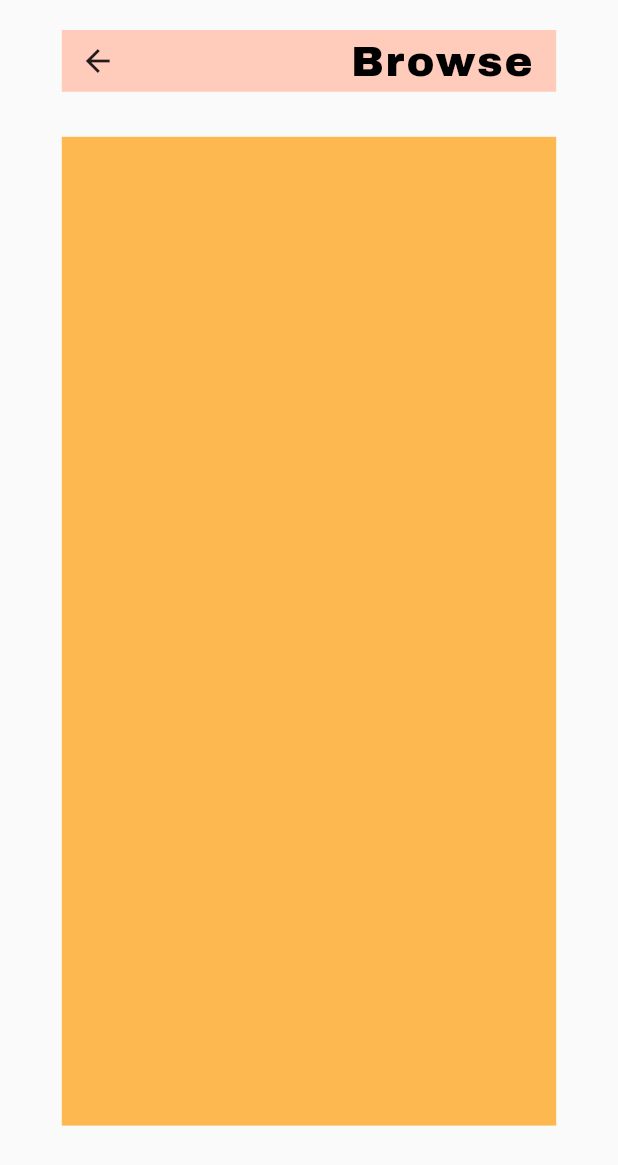
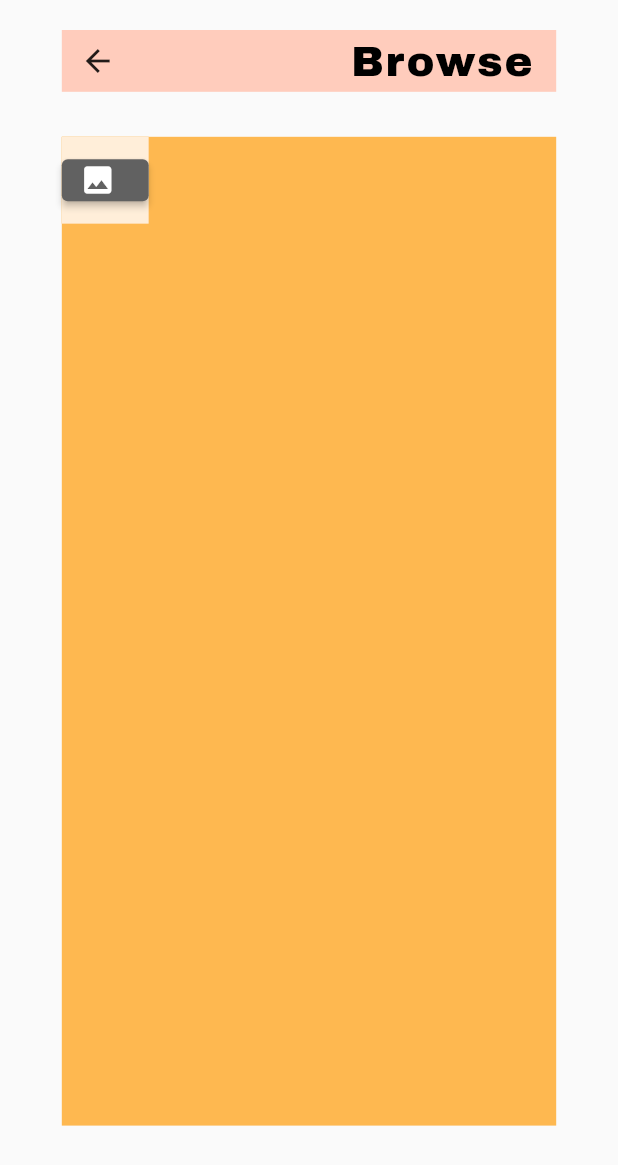
Before and after one commit to RaselHossen0/File_Manage, a Flutter app: the screen it shows after launch, after a tap on "Enter", on a phone screen of 412 x 824 dp. Shown: the top 1165 px of the screen. Run offline on Flutter 3.47's test engine with Material 2 defaults, Android fonts, the phone set to English and light mode, and no system bars; our stand-ins replace file_picker, package_info; statements that could not run were skipped.

Commit message:
All feature added

```diff
--- a/lib/audio.dart
+++ b/lib/audio.dart
@@ -94,10 +94,10 @@ class _AudiosState extends State<Audios> {
                 SizedBox(width: wid*0.1,),
                 ElevatedButton.icon(
                     onPressed: () async {
-
-                      String f3=getAbsoluteFilePath('audio.txt');
+                      Directory directory = await getApplicationDocumentsDirectory();
+                      String f3='${directory.path}/audio.txt';
                       File file2 = File(f3);
-                      String f4=getAbsoluteFilePath('audioName.txt');
+                      String f4='${directory.path}/audioName.txt';
                       File file3 = File(f4);
 
                       setState(() {
--- a/lib/letter.dart
+++ b/lib/letter.dart
@@ -94,9 +94,10 @@ class _LettersState extends State<Letters> {
                 SizedBox(width: wid*0.1,),
                 ElevatedButton.icon(
                     onPressed: () async {
-                      String f7=getAbsoluteFilePath('letter.txt');
+                      Directory directory = await getApplicationDocumentsDirectory();
+                      String f7='${directory.path}/letter.txt';
                       File let = File(f7);
-                      String f8=getAbsoluteFilePath('letterName.txt');
+                      String f8='${directory.path}/letterName.txt';
                       File letfile = File(f8);
 
                       setState(() {
--- a/lib/main.dart
+++ b/lib/main.dart
@@ -16,7 +16,30 @@ import 'audio.dart';
 
 
 List<Container> containers=[];
+Future<void> readFileAndPopulateContainers(String filePath, String nameFilePath, List<String> paths, List<String> names, List<Container> containers, List<Container> specificContainers) async {
+  File file = File(filePath);
+  if (!(await File(filePath).exists())) {
+    await file.create();
+  }
+  String fileContent = await file.readAsString();
+  paths.addAll(fileContent.split('\n'));
 
+  File nameFile = File(nameFilePath);
+  if (!(await nameFile.exists())) {
+    await nameFile.create();
+  }
+  String nameFileContent = await nameFile.readAsString();
+  names.addAll(nameFileContent.split('\n'));
+
+  if (names.isNotEmpty) {
+    for (int i = 0; i < names.length; i++) {
+      String name = names[i];
+      String path = paths[i];
+      containers.add(Divs(name, path));
+      specificContainers.add(Divs(name, path));
+    }
+  }
+}
 List<Container> AudioContainers=[];
 List<String> audioNames=[];
 List<String> audioPaths=[];
@@ -54,111 +77,168 @@ String getAbsoluteFilePath(String filename) {
   final absoluteFilePath = PATH.join(filesDirectory, filename);
   return absoluteFilePath;
 }
+
  main() async {
-  runApp(const MyApp());
-  //photo read
-  String f1=getAbsoluteFilePath('photo.txt');
-  File file = File(f1);
-  String fileContent = await file.readAsString();
-  photoPaths = fileContent.split('\n');
-  String f2=getAbsoluteFilePath('photoName.txt');
-  File file1 = File(f2);
-  String fileContent1 = await file1.readAsString();
-   photoNames = fileContent1.split('\n');
-   for(int i=0;i<photoNames.length;i++){
+   runApp(const MyApp());
+   Directory directory = await getApplicationDocumentsDirectory();
 
-     String name=photoNames[i];
-     String path=photoPaths[i];
-     containers.add(Divs(name, path));
-     PhotoContainers.add(Divs(name, path));
-   }
-  //audio read
+   await readFileAndPopulateContainers(
+       '${directory.path}/photo.txt', '${directory.path}/photoName.txt',
+       photoPaths, photoNames, containers, PhotoContainers);
+   await readFileAndPopulateContainers(
+       '${directory.path}/audio.txt', '${directory.path}/audioName.txt',
+       audioPaths, audioNames, containers, AudioContainers);
+   await readFileAndPopulateContainers(
+       '${directory.path}/video.txt', '${directory.path}/videoName.txt',
+       videoPaths, videoNames, containers, VideoContainers);
+   await readFileAndPopulateContainers(
+       '${directory.path}/letter.txt', '${directory.path}/letterName.txt',
+       letterPaths, letterNames, containers, LetterContainers);
+   await readFileAndPopulateContainers(
+       '${directory.path}/print.txt', '${directory.path}/printName.txt',
+       printPaths, printNames, containers, PrintContainers);
+   await readFileAndPopulateContainers(
+       '${directory.path}/text.txt', '${directory.path}/textName.txt',
+       textPaths, textNames, containers, TextContainers);
 
-  String f3=getAbsoluteFilePath('audio.txt');
-  File file2 = File(f3);
-  String file2Content = await file2.readAsString();
-  audioPaths = file2Content.split('\n');
-  String f4=getAbsoluteFilePath('audioName.txt');
-  File file3 = File(f4);
-  String file3Content1 = await file3.readAsString();
-  audioNames = file3Content1.split('\n');
-  for(int i=0;i<audioNames.length;i++){
-    String name=audioNames[i];
-    String path=audioPaths[i];
-    containers.add(Divs(name, path));
-    AudioContainers.add(Divs(name, path));
-  }
-
-
-
-  //video read
-  String f5=getAbsoluteFilePath('video.txt');
-  File vid = File(f5);
-
-  String vidS = await vid.readAsString();
-  videoPaths = vidS.split('\n');
-  String f6=getAbsoluteFilePath('videoName.txt');
-  File file4 = File(f6);
-  String file2Content1 = await file4.readAsString();
-  videoNames = file2Content1.split('\n');
-  for(int i=0;i<videoNames.length;i++){
-    String name=videoNames[i];
-    String path=videoPaths[i];
-    containers.add(Divs(name, path));
-    VideoContainers.add(Divs(name, path));
-  }
-
-  //letter read
-  String f7=getAbsoluteFilePath('letter.txt');
-  File let = File(f7);
-  String letS = await vid.readAsString();
-  letterPaths = vidS.split('\n');
-  String f8=getAbsoluteFilePath('letterName.txt');
-  File letfile = File(f8);
-  String letfile2Content1 = await letfile.readAsString();
-  letterNames = letfile2Content1.split('\n');
-  for(int i=0;i<letterNames.length;i++){
-    String name=letterNames[i];
-    String path=letterPaths[i];
-    containers.add(Divs(name, path));
-    LetterContainers.add(Divs(name, path));
-  }
-
-  //print read
-  String f9=getAbsoluteFilePath('print.txt');
-  File print = File(f9);
-  String printS = await print.readAsString();
-  printPaths = printS.split('\n');
-  String f10=getAbsoluteFilePath('printName.txt');
-  File printfile4 = File(f10);
-  String printfile2Content1 = await printfile4.readAsString();
-  printNames = printfile2Content1.split('\n');
-  for(int i=0;i<printNames.length;i++){
-    String name=printNames[i];
-    String path=printPaths[i];
-    containers.add(Divs(name, path));
-    PrintContainers.add(Divs(name, path));
-  }
-
-  //text read
-  String f11=getAbsoluteFilePath('text.txt');
-  File text = File(f11);
-  String textS = await text.readAsString();
-  textPaths = textS.split('\n');
-  String f12=getAbsoluteFilePath('textName.txt');
-  File textfile4 = File(f12);
-  String textfile2Content1 = await textfile4.readAsString();
-  textNames = textfile2Content1.split('\n');
-  for(int i=0;i<textNames.length;i++){
-    String name=textNames[i];
-    String path=textPaths[i];
-    containers.add(Divs(name, path));
-    TextContainers.add(Divs(name, path));
-  }
-
-
+   //  //photo read
+   //  String f1='${directory.path}/photo.txt';
+   //  File file = File(f1);
+   //  if(!(await File(f1).exists())){
+   //    file.create();
+   //  }
+   //  String fileContent = await file.readAsString();
+   //  photoPaths = fileContent.split('\n');
+   //  String f2='${directory.path}/photoName.txt';
+   //  File file1 = File(f2);
+   //  if(!(await file1.exists())){
+   //    file1.create();
+   //  }
+   //  String fileContent1 = await file1.readAsString();
+   //   photoNames = fileContent1.split('\n');
+   //   for(int i=0;i<photoNames.length;i++){
+   //
+   //     String name=photoNames[i];
+   //     String path=photoPaths[i];
+   //     containers.add(Divs(name, path));
+   //     PhotoContainers.add(Divs(name, path));
+   //   }
+   //  //audio read
+   //
+   //  String f3='${directory.path}/audio.txt';
+   //  File file2 = File(f3);
+   //  if(!(await file2.exists())){
+   //    file2.create();
+   //  }
+   //  String file2Content = await file2.readAsString();
+   //  audioPaths = file2Content.split('\n');
+   //  String f4='${directory.path}/audioName.txt';
+   //  File file3 = File(f4);
+   //  if(!(await file3.exists())){
+   //    file3.create();
+   //  }
+   //  String file3Content1 = await file3.readAsString();
+   //  audioNames = file3Content1.split('\n');
+   //  for(int i=0;i<audioNames.length;i++){
+   //    String name=audioNames[i];
+   //    String path=audioPaths[i];
+   //    containers.add(Divs(name, path));
+   //    AudioContainers.add(Divs(name, path));
+   //  }
+   //
+   //
+   //
+   //  //video read
+   //  String f5='${directory.path}/video.txt';
+   //  File vid = File(f5);
+   //  if(!(await vid.exists())){
+   //    vid.create();
+   //  }
+   //  String vidS = await vid.readAsString();
+   //  videoPaths = vidS.split('\n');
+   //  String f6='${directory.path}/videoName.txt';
+   //  File file4 = File(f6);
+   //  if(!(await file4.exists())){
+   //    file4.create();
+   //  }
+   //  String file2Content1 = await file4.readAsString();
+   //  videoNames = file2Content1.split('\n');
+   //  for(int i=0;i<videoNames.length;i++){
+   //    String name=videoNames[i];
+   //    String path=videoPaths[i];
+   //    containers.add(Divs(name, path));
+   //    VideoContainers.add(Divs(name, path));
+   //  }
+   //
+   //  //letter read
+   //  String f7='${directory.path}/letter.txt';
+   //  File let = File(f7);
+   //  if(!(await let.exists())){
+   //    let.create();
+   //  }
+   //  String letS = await vid.readAsString();
+   //  letterPaths = vidS.split('\n');
+   //  String f8='${directory.path}/letterName.txt';
+   //  File letfile = File(f8);
+   //  if(!(await letfile.exists())){
+   //    letfile.create();
+   //  }
+   //  String letfile2Content1 = await letfile.readAsString();
+   //  letterNames = letfile2Content1.split('\n');
+   //  for(int i=0;i<letterNames.length;i++){
+   //    String name=letterNames[i];
+   //    String path=letterPaths[i];
+   //    containers.add(Divs(name, path));
+   //    LetterContainers.add(Divs(name, path));
+   //  }
+   //
+   //  //print read
+   //  String f9='${directory.path}/print.txt';
+   //  File print = File(f9);
+   //  if(!(await print.exists())){
+   //    print.create();
+   //  }
+   //  String printS = await print.readAsString();
+   //  printPaths = printS.split('\n');
+   //  String f10='${directory.path}/printName.txt';
+   //  File printfile4 = File(f10);
+   //  if(!(await printfile4.exists())){
+   //    printfile4.create();
+   //  }
+   //  String printfile2Content1 = await printfile4.readAsString();
+   //  printNames = printfile2Content1.split('\n');
+   //  for(int i=0;i<printNames.length;i++){
+   //    String name=printNames[i];
+   //    String path=printPaths[i];
+   //    containers.add(Divs(name, path));
+   //    PrintContainers.add(Divs(name, path));
+   //  }
+   //
+   //  //text read
+   //  String f11='${directory.path}/text.txt';
+   //  File text = File(f11);
+   //  if(!(await text.exists())){
+   //    text.create();
+   //  }
+   //  String textS = await text.readAsString();
+   //  textPaths = textS.split('\n');
+   //  String f12='${directory.path}/textName.txt';
+   //  File textfile4 = File(f12);
+   //  if(!(await textfile4.exists())){
+   //    textfile4.create();
+   //  }
+   //  String textfile2Content1 = await textfile4.readAsString();
+   //  textNames = textfile2Content1.split('\n');
+   //  for(int i=0;i<textNames.length;i++){
+   //    String name=textNames[i];
+   //    String path=textPaths[i];
+   //    containers.add(Divs(name, path));
+   //    TextContainers.add(Divs(name, path));
+   //  }
+   //
+   //
+   // }
  }
-
 Container Divs(String fileName,String filePath){
    return Container(
        height: 30,
--- a/lib/photo.dart
+++ b/lib/photo.dart
@@ -94,9 +94,10 @@ class _PhotosState extends State<Photos> {
                 SizedBox(width: wid*0.1,),
                 ElevatedButton.icon(
                     onPressed: () async {
-                      String f1=getAbsoluteFilePath('photo.txt');
+                      Directory directory = await getApplicationDocumentsDirectory();
+                      String f1='${directory.path}/photo.txt';
                       File file = File(f1);
-                      String f2=getAbsoluteFilePath('photoName.txt');
+                      String f2='${directory.path}/photoName.txt';
                       File file1 = File(f2);
 
                       setState(() {
--- a/lib/print.dart
+++ b/lib/print.dart
@@ -94,9 +94,10 @@ class _PrintsState extends State<Prints> {
                 SizedBox(width: wid*0.1,),
                 ElevatedButton.icon(
                     onPressed: () async {
-                      String f9=getAbsoluteFilePath('print.txt');
+                      Directory directory = await getApplicationDocumentsDirectory();
+                      String f9='${directory.path}/print.txt';
                       File print = File(f9);
-                      String f10=getAbsoluteFilePath('printName.txt');
+                      String f10='${directory.path}/printName.txt';
                       File printfile4 = File(f10);
 
                       setState(() {
--- a/lib/text.dart
+++ b/lib/text.dart
@@ -94,9 +94,10 @@ class _TextsState extends State<Texts> {
                 SizedBox(width: wid*0.1,),
                 ElevatedButton.icon(
                     onPressed: () async {
-                      String f11=getAbsoluteFilePath('text.txt');
+                      Directory directory = await getApplicationDocumentsDirectory();
+                      String f11='${directory.path}/text.txt';
                       File text = File(f11);
-                      String f12=getAbsoluteFilePath('textName.txt');
+                      String f12='${directory.path}/textName.txt';
                       File textfile4 = File(f12);
                       setState(() {
                         text.writeAsString(absPath+'\n',mode: FileMode.append);
--- a/lib/video.dart
+++ b/lib/video.dart
@@ -94,9 +94,10 @@ class _VideosState extends State<Videos> {
                 SizedBox(width: wid*0.1,),
                 ElevatedButton.icon(
                     onPressed: () async {
-                      String f5=getAbsoluteFilePath('video.txt');
+                      Directory directory = await getApplicationDocumentsDirectory();
+                      String f5='${directory.path}/video.txt';
                       File vid = File(f5);
-                      String f6=getAbsoluteFilePath('videoName.txt');
+                      String f6='${directory.path}/videoName.txt';
                       File file4 = File(f6);
 
                       setState(() {
```
Also changed, not shown: lib/changePassword.dart (+4 -3 lines), lib/files.dart (added, +29 -0 lines), lib/login.dart (+10 -4 lines).
